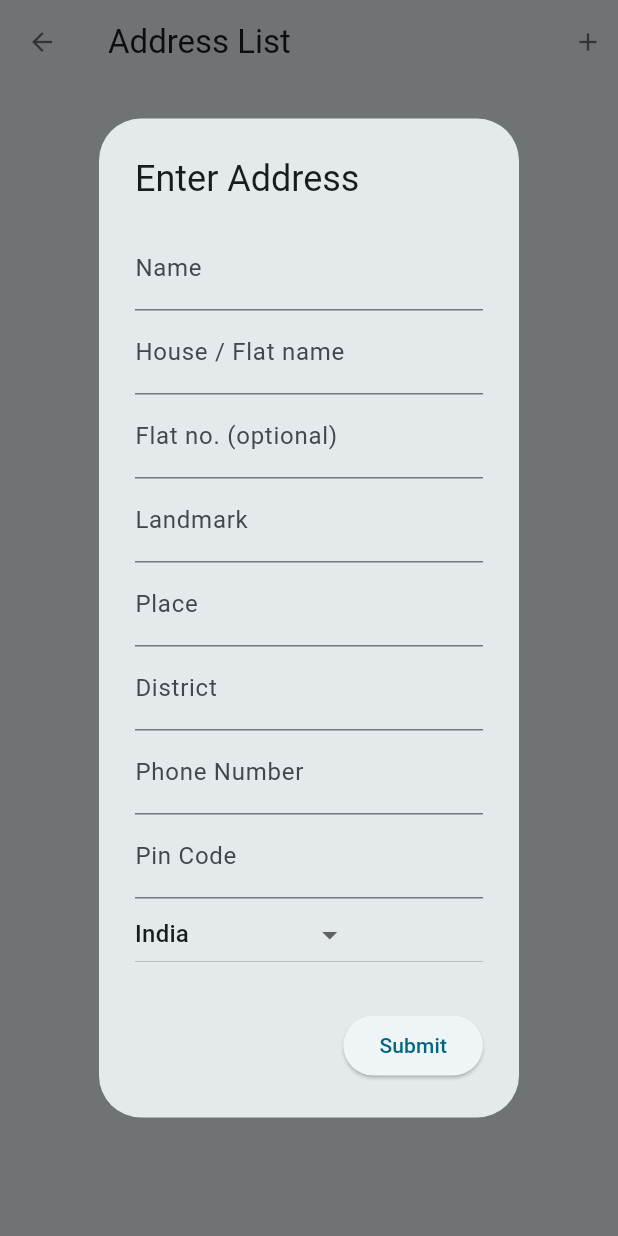
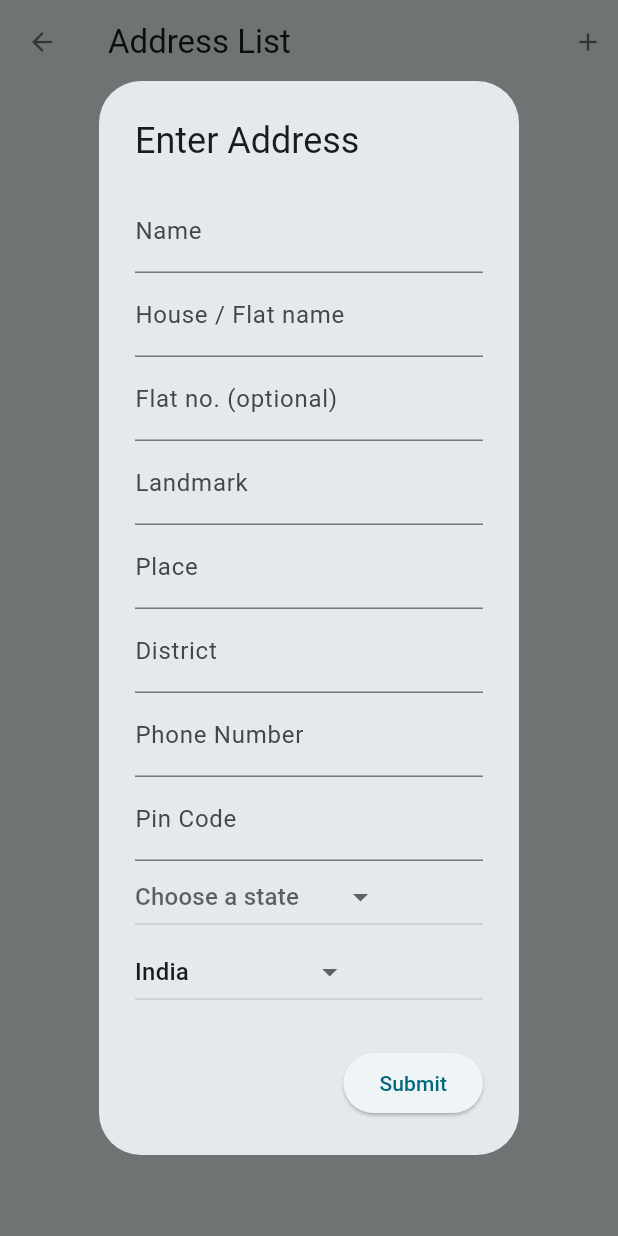
Before and after one commit to antonykj623/savekart, a Flutter app: the AddressList screen opened directly, after a tap on the "add" icon, on a phone screen of 412 x 824 dp. Run offline on Flutter 3.47's test engine with Material 3 defaults, Android fonts, the phone set to English and light mode, and no system bars; our stand-ins replace carousel_slider, dio, image_picker, package_info_plus, shared_preferences, smooth_page_indicator and 1 more; missing offline and left inert: upi_india; accounts and stored records are empty; network calls fail.

Commit message:
commited by antony on 29/4/2025

```diff
--- a/lib/design/ResponsiveInfo.dart
+++ b/lib/design/ResponsiveInfo.dart
@@ -63,8 +63,10 @@ static int getRandomNumber()
 
    // set up the AlertDialog
    AlertDialog alert = AlertDialog(
-     title: Text(title),
-     content: Text(message),
+     title:(title.isNotEmpty)? Text(title):SizedBox.shrink(),
+     content: IntrinsicHeight(
+     // Set your desired height
+       child: Text(message)),
      actions: [
        okButton,
      ],
--- a/lib/domain/order_details_entity.dart
+++ b/lib/domain/order_details_entity.dart
@@ -264,7 +264,7 @@ class OrderDetailsDataPaymentDetails {
 
 @JsonSerializable()
 class OrderDetailsDataCartReturnRequests {
-	String? id = '0';
+	String? id = '';
 	@JSONField(name: "product_id")
 	String? productId = '';
 	@JSONField(name: "product_return_policy_id")
--- a/lib/domain/user_address_data_entity.dart
+++ b/lib/domain/user_address_data_entity.dart
@@ -35,6 +35,7 @@ class UserAddressDataData {
 	String? phone = '';
 	String? pincode = '';
 	String? country = '';
+	String? state='';
 
 	UserAddressDataData();
 
--- a/lib/widgets/Slidbarscreen.dart
+++ b/lib/widgets/Slidbarscreen.dart
@@ -49,6 +49,7 @@ loadData();
             //  height: 200,
               enlargeCenterPage: true,
               aspectRatio: 2,
+
               onPageChanged: (index, reason) {
                 setState(() {
                   AdsCurrentIndex = index;
--- a/lib/widgets/address_list.dart
+++ b/lib/widgets/address_list.dart
@@ -17,6 +17,7 @@ class AddressList extends StatefulWidget {
 }
 
 class _AddressListState extends State<AddressList> {
+
 
 
   @override
@@ -71,7 +72,7 @@ class _AddressListState extends State<AddressList> {
               _addresses[0].housename.toString()+","+_addresses[0].place.toString() + "\n" +
               _addresses[0].landmark.toString()+"\n"+
               _addresses[0].phone.toString()+"\n"+
-              _addresses[0].phone.toString();
+              _addresses[0].state.toString();
         }
       });
     }
@@ -139,6 +140,7 @@ class _AddressListState extends State<AddressList> {
                String  district = result['district'] ?? '';
                String place=result['place'] ?? '';
                String pincode=result['pincode'] ??'';
+               String state=result['state']??'';
 
 
 
@@ -152,6 +154,7 @@ class _AddressListState extends State<AddressList> {
                mp['place']=place;
                mp['phone'] = phone;
                mp['pincode']=pincode;
+               mp['state']=state;
 
 
                EcommerceApiHelper apihelper = new EcommerceApiHelper();
@@ -263,6 +266,7 @@ class _AddressListState extends State<AddressList> {
                                 String place=result['place'] ?? '';
                                 String  phone = result['phone'] ?? '';
                                 String pincode=result['pincode'] ??'';
+                                String state=result['state']??'';
                                 Map<String, String> mp = new HashMap();
                                 mp['name'] = name;
                                 mp['house'] = house;
@@ -272,6 +276,8 @@ class _AddressListState extends State<AddressList> {
                                 mp['place']=place;
                                 mp['phone'] = phone;
                                 mp['pincode']=pincode;
+                                mp['state']=state;
+
 
                                 mp['id'] = _addresses[index].id.toString();
 
@@ -294,7 +300,7 @@ class _AddressListState extends State<AddressList> {
                           },
                         ),
 
-                        title: Text(""+_addresses[index].name.toString()+"\n"+_addresses[index].housename.toString()+"\n"+_addresses[index].flatno.toString()+"\n"+_addresses[index].landmark.toString()+"\n"+_addresses[index].district.toString()+"\n"+_addresses[index].phone.toString(),maxLines: 10,)) ,
+                        title: Text(""+_addresses[index].name.toString()+"\n"+_addresses[index].housename.toString()+"\n"+_addresses[index].flatno.toString()+"\n"+_addresses[index].landmark.toString()+"\n"+_addresses[index].district.toString()+"\n"+_addresses[index].phone.toString()+"\n"+_addresses[index].state.toString(),maxLines: 10,)) ,
                     elevation: 10,
                   )
 
@@ -332,6 +338,45 @@ class _InputDialogState extends State<InputDialog> {
   final _phoneController = TextEditingController();
   final _pincodecontroller=TextEditingController();
 
+  final List<String> countries = [
+    'India'
+
+  ];
+
+  final List<String> states = [
+    'Andhra Pradesh',
+    'Arunachal Pradesh',
+    'Assam',
+    'Bihar',
+    'Chhattisgarh',
+    'Goa',
+    'Gujarat',
+    'Haryana',
+    'Himachal Pradesh',
+    'Jharkhand',
+    'Karnataka',
+    'Kerala',
+    'Madhya Pradesh',
+    'Maharashtra',
+    'Manipur',
+    'Meghalaya',
+    'Mizoram',
+    'Nagaland',
+    'Odisha',
+    'Punjab',
+    'Rajasthan',
+    'Sikkim',
+    'Tamil Nadu',
+    'Telangana',
+    'Tripura',
+    'Uttar Pradesh',
+    'Uttarakhand',
+    'West Bengal'
+  ];
+
+  String selectedCountry="India";
+  String selectedState="Kerala";
+
   UserAddressDataData userAddressDataData;
   _InputDialogState(this.userAddressDataData);
 
@@ -351,6 +396,7 @@ class _InputDialogState extends State<InputDialog> {
        _landmarkController.text=userAddressDataData.landmark.toString();
        _districtController.text=userAddressDataData.district.toString();
        _pincodecontroller.text=userAddressDataData.pincode.toString();
+       selectedState=userAddressDataData.state.toString();
 
 
     });
@@ -400,6 +446,7 @@ class _InputDialogState extends State<InputDialog> {
                     'landmark': _landmarkController.text,
                     'place':_placenameController.text,
                     'district':_districtController.text,
+                    'state':selectedState,
                     'phone':_phoneController.text,
                     'pincode':_pincodecontroller.text
                   });
@@ -445,11 +492,7 @@ class _InputDialogState extends State<InputDialog> {
 
   }
 
-  final List<String> countries = [
-    'India'
 
-  ];
-  String selectedCountry="India";
 
   @override
   Widget build(BuildContext context) {
@@ -497,6 +540,25 @@ class _InputDialogState extends State<InputDialog> {
               keyboardType: TextInputType.number,
             ),
 
+        Container(
+          width: double.infinity,
+          height: ResponsiveInfo.isMobile(context)?50:70,
+          child:    DropdownButton<String>(
+              hint: Text('Choose a state'),
+              value: selectedState,
+              onChanged: (String? newValue) {
+                setState(() {
+                  selectedState = newValue!;
+                });
+              },
+              items: states.map<DropdownMenuItem<String>>((String state) {
+                return DropdownMenuItem<String>(
+                  value: state,
+                  child: Text(state),
+                );
+              }).toList(),
+            ) ),
+
             Container(
               width: double.infinity,
               height: ResponsiveInfo.isMobile(context)?50:70,
--- a/lib/widgets/fragments/orders.dart
+++ b/lib/widgets/fragments/orders.dart
@@ -170,7 +170,7 @@ class _OrdersState extends State<Orders> {
                             if (order.status.toString() == "0" &&
                                 order.orderItemStatus.toString() == "3" &&
                                 isEligibleToShowAcceptReturn(item) &&
-                                returnRequest.id.toString() == "0")
+                                returnRequest.id.toString().isEmpty)
                               Padding(
                                 padding: EdgeInsets.all(5),
                                 child: Row(
```
Also changed, not shown: lib/widgets/edit_profile.dart (+43 -42 lines), lib/generated/json/user_address_data_entity.g.dart.
